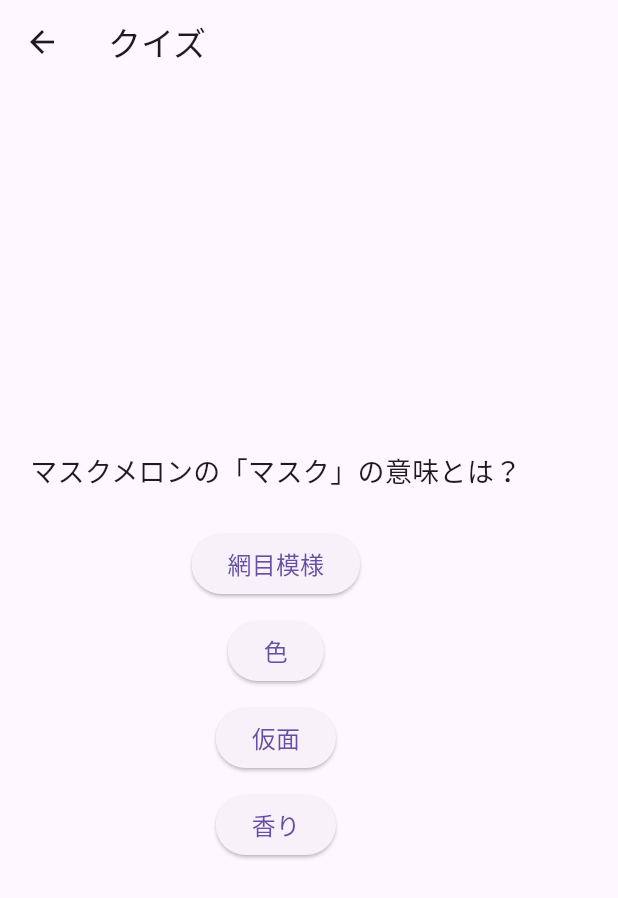
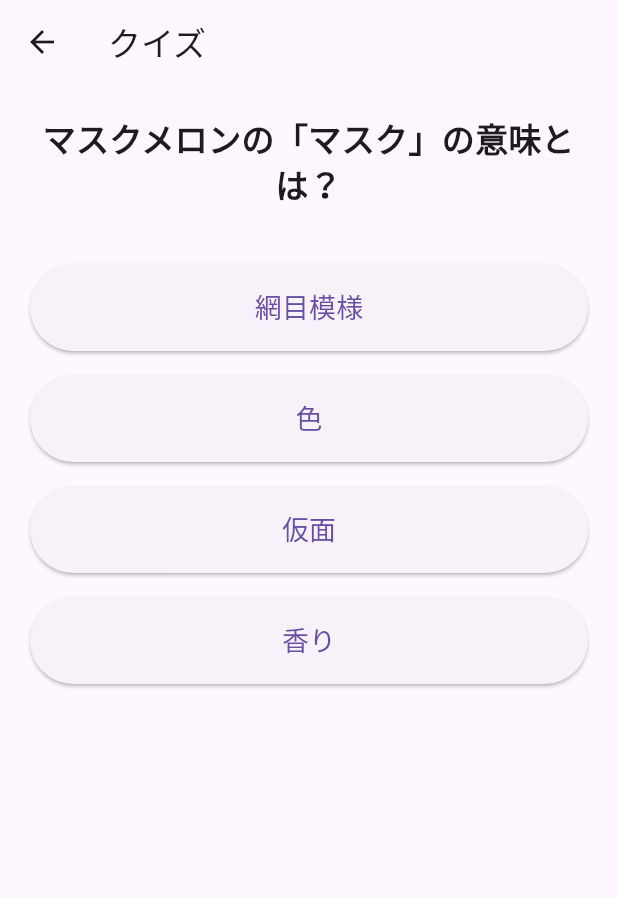
Before and after one commit to ShinjoHirofumi/flutter_application_1, a Flutter app: the screen it shows after launch, after a tap on "スタート", on a phone screen of 412 x 824 dp. Shown: the top 898 px of the screen. Run offline on Flutter 3.47's test engine with Material 3 defaults, Android fonts, the phone set to English and light mode, and no system bars.

Commit message:
クイズのボタンや文章を中央揃え、結果画面にどこを正解したのか、間違ったのかがわかるようにした。

```diff
--- a/lib/data/questions.dart
+++ b/lib/data/questions.dart
@@ -1,4 +1,5 @@
 import '../models/question.dart';
+
 
 List<Question> questions = [
   Question(
--- a/lib/screens/quiz_screen.dart
+++ b/lib/screens/quiz_screen.dart
@@ -1,6 +1,24 @@
 import 'package:flutter/material.dart';
 import '../data/questions.dart';
 import 'result_screen.dart';
+import '../models/question.dart';  // ここにAnswerクラスがある想定
+import '../data/questions.dart';   // これはquestionsリストのあるファイル
+
+
+// ✅ AnswerRecord クラスはファイルの先頭（Widgetの外）に置く
+class AnswerRecord {
+  final String question;
+  final String selectedAnswer;
+  final String correctAnswer;
+  final bool isCorrect;
+
+  AnswerRecord({
+    required this.question,
+    required this.selectedAnswer,
+    required this.correctAnswer,
+    required this.isCorrect,
+  });
+}
 
 class QuizScreen extends StatefulWidget {
   const QuizScreen({super.key});
@@ -12,9 +30,22 @@ class QuizScreen extends StatefulWidget {
 class _QuizScreenState extends State<QuizScreen> {
   int _questionIndex = 0;
   int _score = 0;
+  List<AnswerRecord> _answerRecords = [];
 
-  void _answerQuestion(bool isCorrect) {
-    if (isCorrect) _score++;
+  void _answerQuestion(Answer selectedAnswer) {
+    final currentQuestion = questions[_questionIndex];
+    final correctAnswer = currentQuestion.answers.firstWhere((a) => a.isCorrect);
+
+    _answerRecords.add(
+      AnswerRecord(
+        question: currentQuestion.questionText,
+        selectedAnswer: selectedAnswer.text,
+        correctAnswer: correctAnswer.text,
+        isCorrect: selectedAnswer.isCorrect,
+      ),
+    );
+
+    if (selectedAnswer.isCorrect) _score++;
 
     if (_questionIndex < questions.length - 1) {
       setState(() {
@@ -23,7 +54,12 @@ class _QuizScreenState extends State<QuizScreen> {
     } else {
       Navigator.push(
         context,
-        MaterialPageRoute(builder: (context) => ResultScreen(score: _score)),
+        MaterialPageRoute(
+          builder: (context) => ResultScreen(
+            score: _score,
+            answerRecords: _answerRecords,
+          ),
+        ),
       );
     }
   }
@@ -32,25 +68,37 @@ class _QuizScreenState extends State<QuizScreen> {
   Widget build(BuildContext context) {
     return Scaffold(
       appBar: AppBar(title: const Text('クイズ')),
-      body: Padding(
+      body: SingleChildScrollView(
+        child: Padding(
           padding: const EdgeInsets.all(20),
+          child: Center(
             child: Column(
               mainAxisAlignment: MainAxisAlignment.center,
               children: [
-            Text(questions[_questionIndex].questionText, style: const TextStyle(fontSize: 18)),
-            const SizedBox(height: 20),
+                Text(
+                  questions[_questionIndex].questionText,
+                  style: const TextStyle(fontSize: 22, fontWeight: FontWeight.bold),
+                  textAlign: TextAlign.center,
+                ),
+                const SizedBox(height: 30),
                 ...questions[_questionIndex].shuffledAnswers.map((answer) {
                   return Padding(
-                padding: const EdgeInsets.symmetric(vertical: 5),
+                    padding: const EdgeInsets.symmetric(vertical: 8),
+                    child: SizedBox(
+                      width: double.infinity,
                       child: ElevatedButton(
-                  onPressed: () => _answerQuestion(answer.isCorrect),
-                  child: Text(answer.text, style: const TextStyle(fontSize: 16)),
+                        onPressed: () => _answerQuestion(answer), // ✅ 修正ポイント
+                        style: ElevatedButton.styleFrom(padding: const EdgeInsets.all(16)),
+                        child: Text(answer.text, style: const TextStyle(fontSize: 18)),
+                      ),
                     ),
                   );
                 }).toList(),
               ],
             ),
           ),
+        ),
+      ),
     );
   }
 }
--- a/lib/screens/title_screen.dart
+++ b/lib/screens/title_screen.dart
@@ -9,8 +9,19 @@ class TitleScreen extends StatelessWidget {
     return Scaffold(
       appBar: AppBar(title: const Text('クイズアプリ')),
       body: Center(
-        child: ElevatedButton(
-          style: ElevatedButton.styleFrom(padding: const EdgeInsets.all(16)),
+        child: Column(
+          mainAxisAlignment: MainAxisAlignment.center,
+          children: [
+            const Text(
+              'ようこそクイズアプリへ',
+              style: TextStyle(fontSize: 24, fontWeight: FontWeight.bold),
+              textAlign: TextAlign.center,
+            ),
+            const SizedBox(height: 40),
+            ElevatedButton(
+              style: ElevatedButton.styleFrom(
+                padding: const EdgeInsets.symmetric(horizontal: 32, vertical: 16),
+              ),
               onPressed: () {
                 Navigator.push(
                   context,
@@ -19,6 +30,8 @@ class TitleScreen extends StatelessWidget {
               },
               child: const Text('スタート', style: TextStyle(fontSize: 20)),
             ),
+          ],
+        ),
       ),
     );
   }
```
Also changed, not shown: lib/screens/result_screen.dart (+49 -11 lines), lib/models/question.dart (line endings or trailing spaces). Lines whose indentation alone changed are shown as unchanged.
